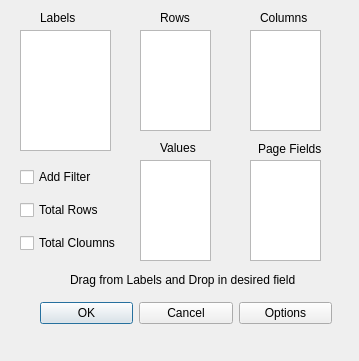
Old version of the form sheets/dialogs/pivotmain.ui in the repository KDE/calligra.
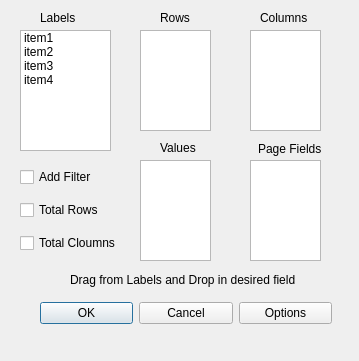
New version of the form.

```diff
--- a/sheets/dialogs/pivotmain.ui
+++ b/sheets/dialogs/pivotmain.ui
@@ -114,6 +114,26 @@
      <height>121</height>
     </rect>
    </property>
+   <item>
+    <property name="text">
+     <string>item1</string>
+    </property>
+   </item>
+   <item>
+    <property name="text">
+     <string>item2</string>
+    </property>
+   </item>
+   <item>
+    <property name="text">
+     <string>item3</string>
+    </property>
+   </item>
+   <item>
+    <property name="text">
+     <string>item4</string>
+    </property>
+   </item>
   </widget>
   <widget class="QLabel" name="label_4">
    <property name="geometry">
@@ -141,7 +161,7 @@
     <string>Drag from Labels and Drop in desired field</string>
    </property>
   </widget>
-  <widget class="QWidget" name="">
+  <widget class="QWidget" name="layoutWidget">
    <property name="geometry">
     <rect>
      <x>250</x>
@@ -152,7 +172,7 @@
    </property>
    <layout class="QHBoxLayout" name="horizontalLayout_2"/>
   </widget>
-  <widget class="QWidget" name="">
+  <widget class="QWidget" name="layoutWidget">
    <property name="geometry">
     <rect>
      <x>20</x>
@@ -185,7 +205,7 @@
     </item>
    </layout>
   </widget>
-  <widget class="QWidget" name="">
+  <widget class="QWidget" name="layoutWidget">
    <property name="geometry">
     <rect>
      <x>40</x>
```
Left out of the diff: 19 changed lines with no effect on the pictures.
